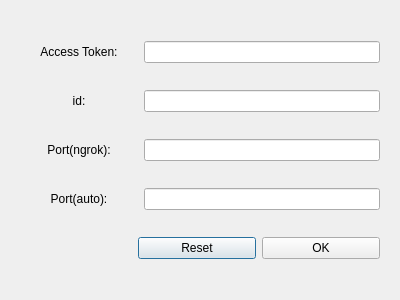
b-lone/Bot_Jabber_Teams, file src/View/botlocalsetting.ui: the form before one commit.
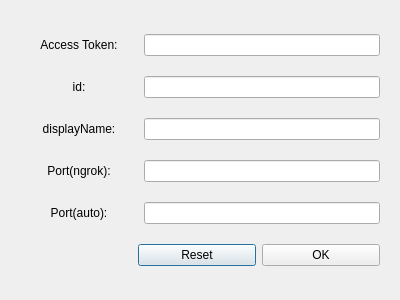
The form after the commit.

Diff of the .ui file:
```diff
--- a/src/View/botlocalsetting.ui
+++ b/src/View/botlocalsetting.ui
@@ -60,6 +60,23 @@
      </item>
     </layout>
    </item>
+   <item>
+    <layout class="QHBoxLayout" name="horizontalLayout_5" stretch="1,2">
+     <item>
+      <widget class="QLabel" name="label_5">
+       <property name="text">
+        <string>displayName:</string>
+       </property>
+       <property name="alignment">
+        <set>Qt::AlignCenter</set>
+       </property>
+      </widget>
+     </item>
+     <item>
+      <widget class="QLineEdit" name="leDisplayName"/>
+     </item>
+    </layout>
+   </item>
    <item>
     <layout class="QHBoxLayout" name="horizontalLayout_3" stretch="1,2">
      <item>
```
